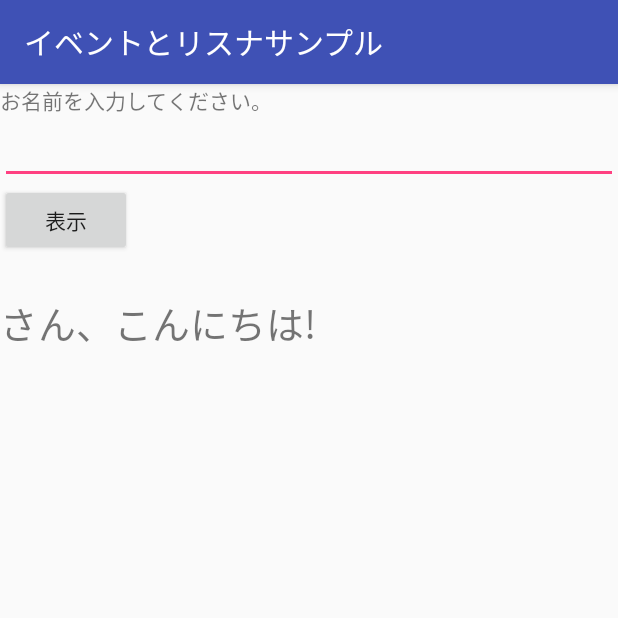
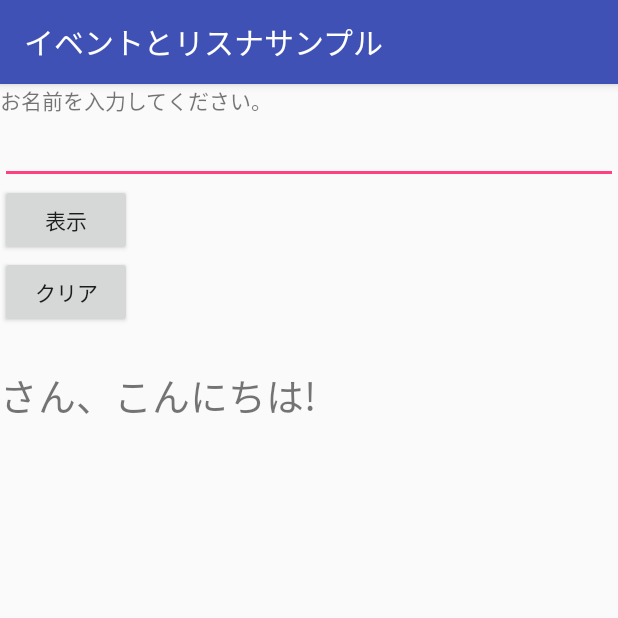
Before and after one commit to architshin/CodeZineAndroidStudio2, an Android app: the screen it shows after launch (HelloSampleActivity), after a tap on "表示", on a phone screen of 412 x 824 dp, the top half of it. Run offline under Robolectric (Android 15) with nearby library versions, the phone set to English and light mode, and no system bars.

Commit message:
クリアボタンの追加。

```diff
--- a/HelloSample/app/src/main/java/com/websarva/wings/android/hellosample/HelloSampleActivity.java
+++ b/HelloSample/app/src/main/java/com/websarva/wings/android/hellosample/HelloSampleActivity.java
@@ -23,9 +23,12 @@ public class HelloSampleActivity extends AppCompatActivity {
 		super.onCreate(savedInstanceState);
 		setContentView(R.layout.activity_hello_sample);
 
-		Button button = (Button) findViewById(R.id.btClick);
+		Button btClick = (Button) findViewById(R.id.btClick);
 		HelloListener listener = new HelloListener();
-		button.setOnClickListener(listener);
+		btClick.setOnClickListener(listener);
+
+		Button btClear = (Button) findViewById(R.id.btClear);
+		btClear.setOnClickListener(listener);
 	}
 
 	/**
@@ -36,8 +39,18 @@ public class HelloSampleActivity extends AppCompatActivity {
 		public void onClick(View v) {
 			EditText input = (EditText) findViewById(R.id.etName);
 			TextView output = (TextView) findViewById(R.id.tvOutput);
-			String inputStr = input.getText().toString();
-			output.setText(inputStr + "さん、こんにちは!");
+
+			int id = v.getId();
+			switch(id) {
+				case R.id.btClick:
+					String inputStr = input.getText().toString();
+					output.setText(inputStr + "さん、こんにちは!");
+					break;
+				case R.id.btClear:
+					input.setText("");
+					output.setText("");
+					break;
+			}
 		}
 	}
 }
--- a/HelloSample/app/src/main/res/layout/activity_hello_sample.xml
+++ b/HelloSample/app/src/main/res/layout/activity_hello_sample.xml
@@ -31,6 +31,12 @@ Android Studio 2で始めるアプリ開発入門
 		android:layout_height="wrap_content"
 		android:text="@string/bt_click"/>
 
+	<Button
+		android:id="@+id/btClear"
+		android:layout_width="wrap_content"
+		android:layout_height="wrap_content"
+		android:text="@string/bt_clear"/>
+
 	<TextView
 		android:id="@+id/tvOutput"
 		android:layout_width="match_parent"
--- a/HelloSample/app/src/main/res/values/strings.xml
+++ b/HelloSample/app/src/main/res/values/strings.xml
@@ -14,5 +14,6 @@ res/values/string.xmlファイル
 	<string name="app_name">イベントとリスナサンプル</string>
 	<string name="tv_name">お名前を入力してください。</string>
 	<string name="bt_click">表示</string>
+	<string name="bt_clear">クリア</string>
 
 </resources>
```
